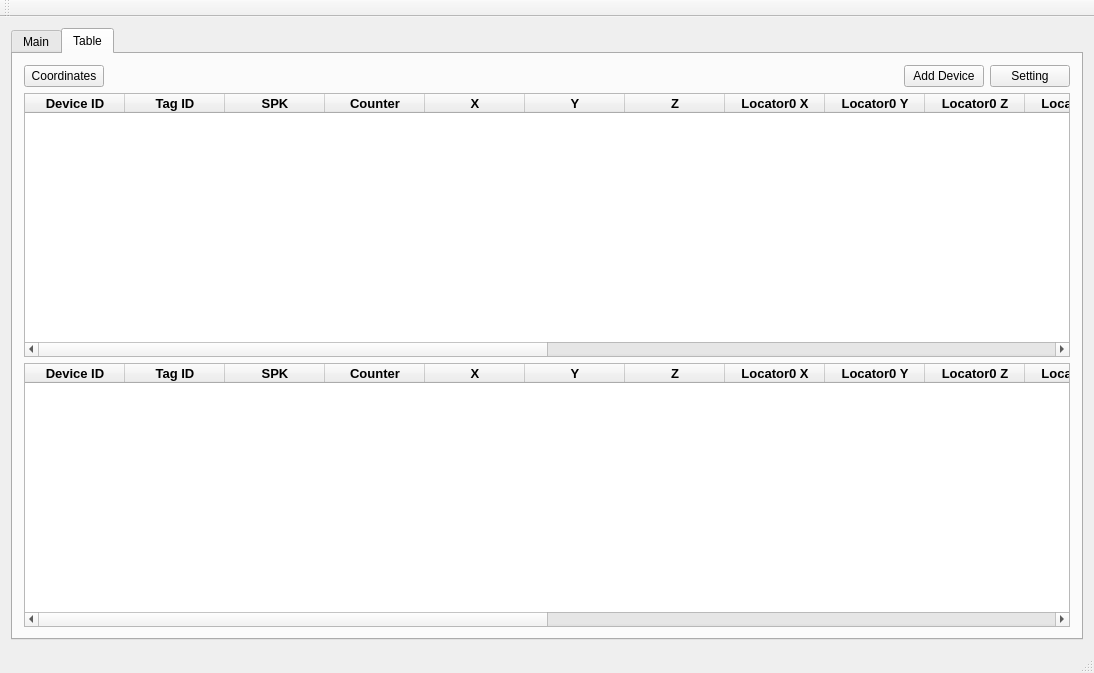
Before: the Qt Designer form mainwindow.ui in HarisFaris17/NFC-SPK-Gateway, drawn with Qt 5.
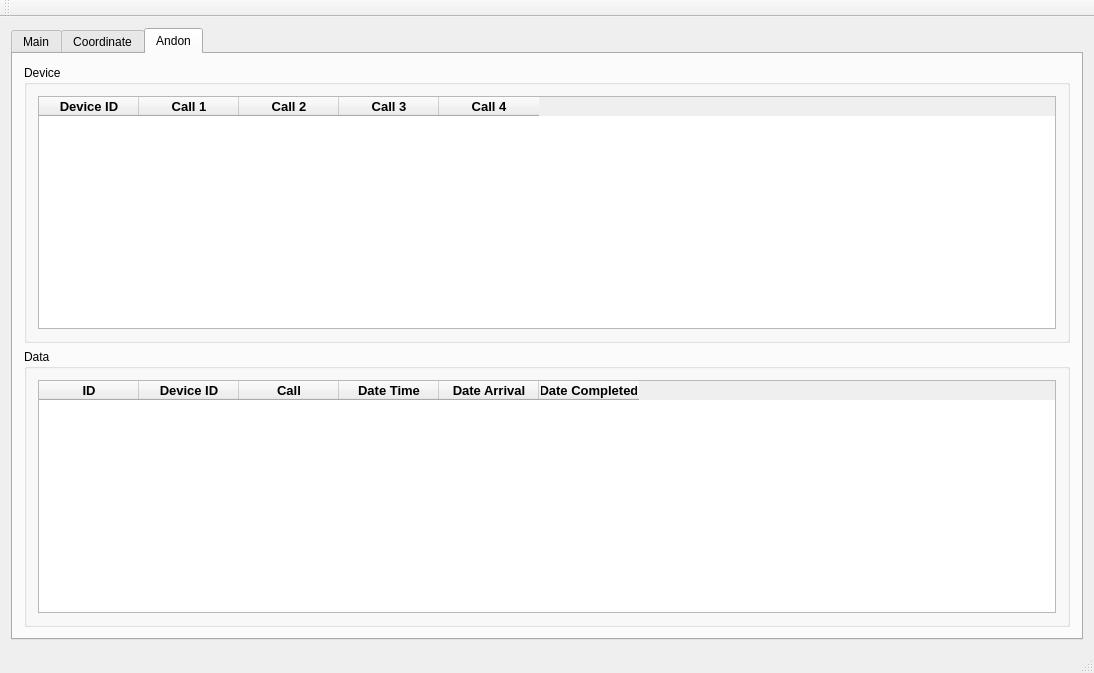
After: the same form once the commit is applied.

Commit message: Add partial of andon, add new method spatial smoothing, i.e. ESS-SS

```diff
--- a/mainwindow.ui
+++ b/mainwindow.ui
@@ -18,7 +18,7 @@
     <item>
      <widget class="QTabWidget" name="tabWidget">
       <property name="currentIndex">
-       <number>1</number>
+       <number>2</number>
       </property>
       <widget class="QWidget" name="tab">
        <attribute name="title">
@@ -230,7 +230,7 @@
       </widget>
       <widget class="QWidget" name="tab_2">
        <attribute name="title">
-        <string>Table</string>
+        <string>Coordinate</string>
        </attribute>
        <layout class="QVBoxLayout" name="verticalLayout_3">
         <item>
@@ -771,6 +771,171 @@
         </item>
        </layout>
       </widget>
+      <widget class="QWidget" name="tab_3">
+       <attribute name="title">
+        <string>Andon</string>
+       </attribute>
+       <layout class="QVBoxLayout" name="verticalLayout_4">
+        <item>
+         <widget class="QGroupBox" name="groupBox_7">
+          <property name="title">
+           <string>Device</string>
+          </property>
+          <layout class="QHBoxLayout" name="horizontalLayout_8">
+           <item>
+            <widget class="QTableWidget" name="tableWidget">
+             <column>
+              <property name="text">
+               <string>Device ID</string>
+              </property>
+              <property name="font">
+               <font>
+                <pointsize>10</pointsize>
+                <weight>75</weight>
+                <bold>true</bold>
+               </font>
+              </property>
+             </column>
+             <column>
+              <property name="text">
+               <string>Call 1</string>
+              </property>
+              <property name="font">
+               <font>
+                <pointsize>10</pointsize>
+                <weight>75</weight>
+                <bold>true</bold>
+               </font>
+              </property>
+             </column>
+             <column>
+              <property name="text">
+               <string>Call 2</string>
+              </property>
+              <property name="font">
+               <font>
+                <pointsize>10</pointsize>
+                <weight>75</weight>
+                <bold>true</bold>
+               </font>
+              </property>
+             </column>
+             <column>
+              <property name="text">
+               <string>Call 3</string>
+              </property>
+              <property name="font">
+               <font>
+                <pointsize>10</pointsize>
+                <weight>75</weight>
+                <bold>true</bold>
+               </font>
+              </property>
+             </column>
+             <column>
+              <property name="text">
+               <string>Call 4</string>
+              </property>
+              <property name="font">
+               <font>
+                <pointsize>10</pointsize>
+                <weight>75</weight>
+                <bold>true</bold>
+               </font>
+              </property>
+             </column>
+            </widget>
+           </item>
+          </layout>
+         </widget>
+        </item>
+        <item>
+         <widget class="QGroupBox" name="groupBox_8">
+          <property name="title">
+           <string>Data</string>
+          </property>
+          <layout class="QHBoxLayout" name="horizontalLayout_19">
+           <item>
+            <widget class="QTableWidget" name="tableWidget_2">
+             <column>
+              <property name="text">
+               <string>ID</string>
+              </property>
+              <property name="font">
+               <font>
+                <pointsize>10</pointsize>
+                <weight>75</weight>
+                <bold>true</bold>
+               </font>
+              </property>
+             </column>
+             <column>
+              <property name="text">
+               <string>Device ID</string>
+              </property>
+              <property name="font">
+               <font>
+                <pointsize>10</pointsize>
+                <weight>75</weight>
+                <bold>true</bold>
+               </font>
+              </property>
+             </column>
+             <column>
+              <property name="text">
+               <string>Call</string>
+              </property>
+              <property name="font">
+               <font>
+                <pointsize>10</pointsize>
+                <weight>75</weight>
+                <bold>true</bold>
+               </font>
+              </property>
+             </column>
+             <column>
+              <property name="text">
+               <string>Date Time</string>
+              </property>
+              <property name="font">
+               <font>
+                <pointsize>10</pointsize>
+                <weight>75</weight>
+                <bold>true</bold>
+               </font>
+              </property>
+             </column>
+             <column>
+              <property name="text">
+               <string>Date Arrival</string>
+              </property>
+              <property name="font">
+               <font>
+                <pointsize>10</pointsize>
+                <weight>75</weight>
+                <bold>true</bold>
+               </font>
+              </property>
+             </column>
+             <column>
+              <property name="text">
+               <string>Date Completed</string>
+              </property>
+              <property name="font">
+               <font>
+                <pointsize>10</pointsize>
+                <weight>75</weight>
+                <bold>true</bold>
+               </font>
+              </property>
+             </column>
+            </widget>
+           </item>
+          </layout>
+         </widget>
+        </item>
+       </layout>
+      </widget>
      </widget>
     </item>
    </layout>
```
Left out of the diff: 77 changed lines with no effect on the pictures. The commit also changes 42 other files.
